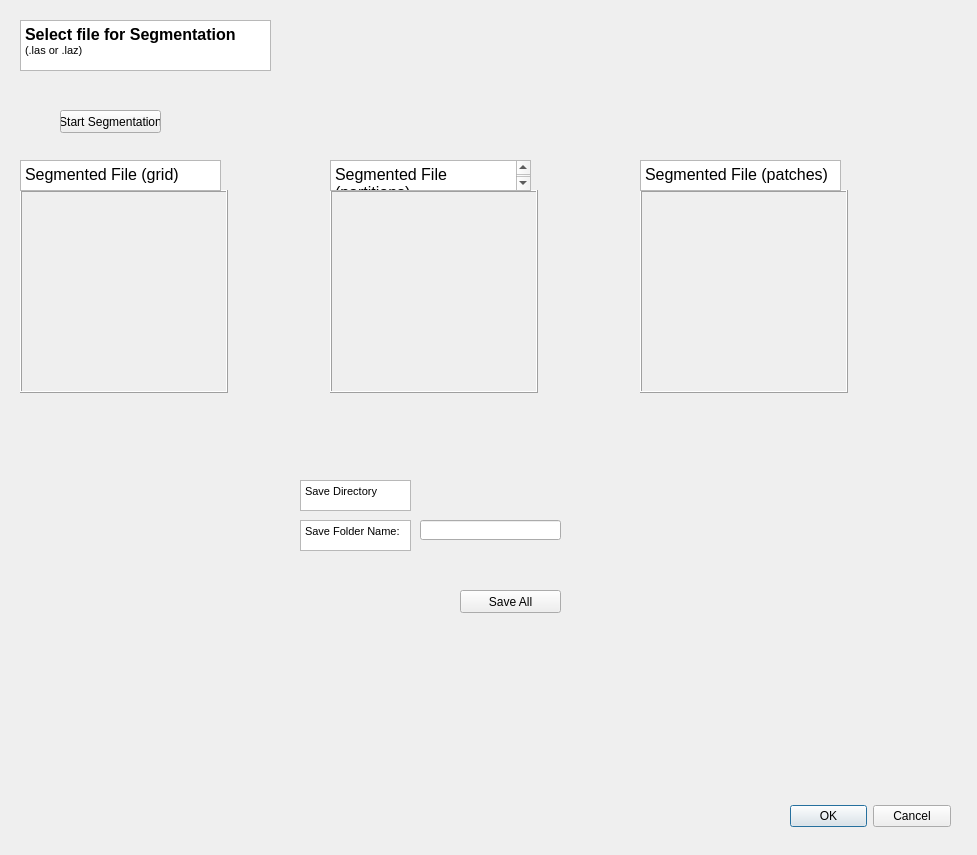
This is tree_seg_dialog_base.ui in pstorum/TrEx as Qt 5 draws it before an edit. The edited form follows.
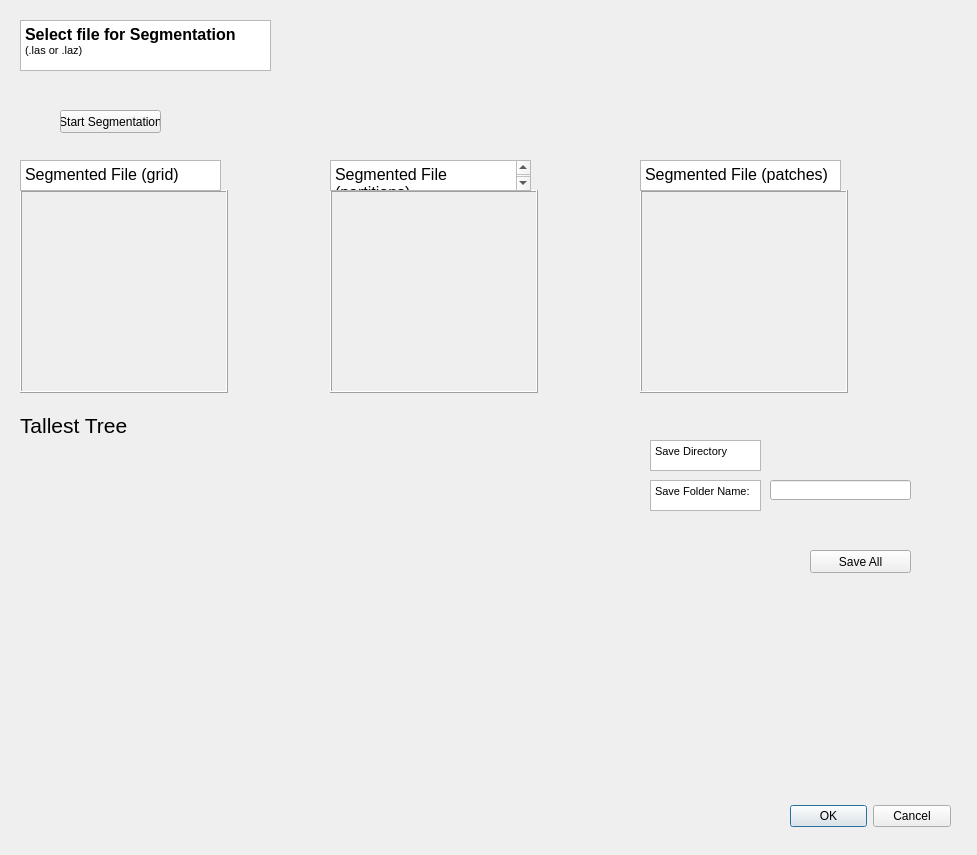
This is the edited form. Custom widgets are drawn as their Qt base class.

Patch:
```diff
--- a/tree_seg_dialog_base.ui
+++ b/tree_seg_dialog_base.ui
@@ -187,8 +187,8 @@
   <widget class="QgsFileWidget" name="getSaveFile">
    <property name="geometry">
     <rect>
-     <x>420</x>
-     <y>480</y>
+     <x>770</x>
+     <y>440</y>
      <width>141</width>
      <height>27</height>
     </rect>
@@ -200,8 +200,8 @@
   <widget class="QPushButton" name="saveAll">
    <property name="geometry">
     <rect>
-     <x>460</x>
-     <y>590</y>
+     <x>810</x>
+     <y>550</y>
      <width>101</width>
      <height>23</height>
     </rect>
@@ -213,8 +213,8 @@
   <widget class="QLineEdit" name="fileSaveName">
    <property name="geometry">
     <rect>
-     <x>420</x>
-     <y>520</y>
+     <x>770</x>
+     <y>480</y>
      <width>141</width>
      <height>20</height>
     </rect>
@@ -223,8 +223,8 @@
   <widget class="QTextEdit" name="Savedirectory">
    <property name="geometry">
     <rect>
-     <x>300</x>
-     <y>480</y>
+     <x>650</x>
+     <y>440</y>
      <width>111</width>
      <height>31</height>
     </rect>
@@ -240,8 +240,8 @@
   <widget class="QTextEdit" name="Savefoldname">
    <property name="geometry">
     <rect>
-     <x>300</x>
-     <y>520</y>
+     <x>650</x>
+     <y>480</y>
      <width>111</width>
      <height>31</height>
     </rect>
@@ -254,6 +254,45 @@
 &lt;p style=&quot; margin-top:0px; margin-bottom:0px; margin-left:0px; margin-right:0px; -qt-block-indent:0; text-indent:0px;&quot;&gt;Save Folder Name:&lt;/p&gt;&lt;/body&gt;&lt;/html&gt;</string>
    </property>
   </widget>
+  <widget class="QLabel" name="tallestTree">
+   <property name="geometry">
+    <rect>
+     <x>20</x>
+     <y>490</y>
+     <width>601</width>
+     <height>311</height>
+    </rect>
+   </property>
+   <property name="font">
+    <font>
+     <pointsize>14</pointsize>
+    </font>
+   </property>
+   <property name="text">
+    <string/>
+   </property>
+   <property name="alignment">
+    <set>Qt::AlignLeading|Qt::AlignLeft|Qt::AlignTop</set>
+   </property>
+  </widget>
+  <widget class="QLabel" name="label">
+   <property name="geometry">
+    <rect>
+     <x>20</x>
+     <y>410</y>
+     <width>421</width>
+     <height>31</height>
+    </rect>
+   </property>
+   <property name="font">
+    <font>
+     <pointsize>16</pointsize>
+    </font>
+   </property>
+   <property name="text">
+    <string>Tallest Tree</string>
+   </property>
+  </widget>
  </widget>
  <customwidgets>
   <customwidget>
```
